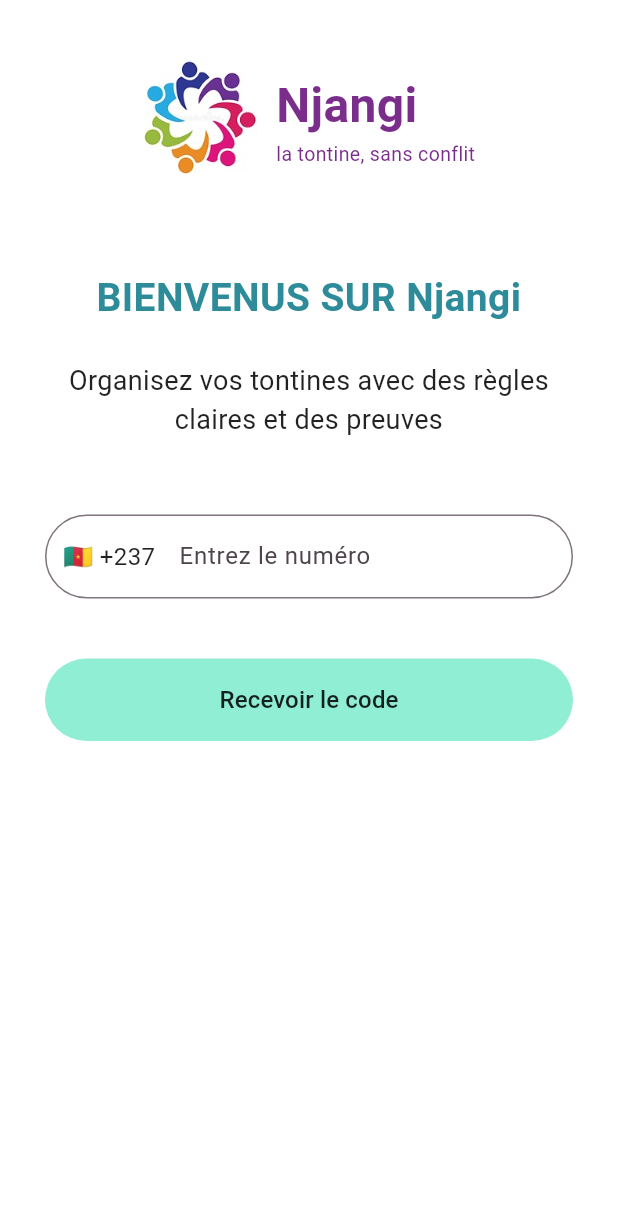
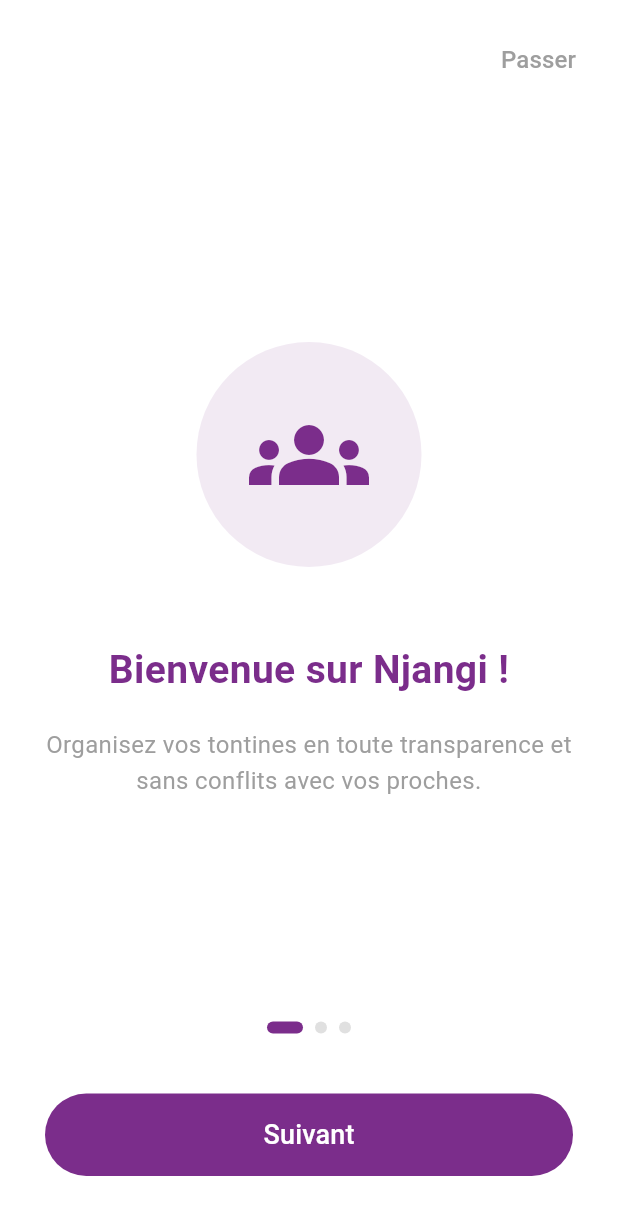
Before and after one commit to Marino0503/njangui, a Flutter app: the screen it shows after launch, on a phone screen of 412 x 824 dp. Shown: the top 1215 px of the screen. Run offline on Flutter 3.47's test engine with Material 3 defaults, Android fonts, the phone set to English and light mode, and no system bars; our stand-ins replace cloud_firestore, firebase_auth, firebase_core, google_generative_ai, image_picker, share_plus and 1 more; accounts and stored records are empty.

Commit message:
feat:Onboarding

```diff
--- /dev/null
+++ b/lib/models/onboarding_page.dart
@@ -0,0 +1,15 @@
+import 'package:flutter/material.dart';
+
+class OnboardingPage {
+  final String titre;
+  final String description;
+  final IconData icone;
+  final Color couleur;
+
+  const OnboardingPage({
+    required this.titre,
+    required this.description,
+    required this.icone,
+    required this.couleur,
+  });
+}
--- /dev/null
+++ b/lib/screens/onboarding_screen.dart
@@ -0,0 +1,253 @@
+import 'package:flutter/material.dart';
+import 'package:provider/provider.dart';
+import 'package:shared_preferences/shared_preferences.dart';
+import '../models/onboarding_page.dart';
+import '../providers/app_provider.dart';
+import 'login_screen.dart';
+
+class OnboardingScreen extends StatefulWidget {
+  const OnboardingScreen({super.key});
+
+  @override
+  State<OnboardingScreen> createState() => _OnboardingScreenState();
+}
+
+class _OnboardingScreenState extends State<OnboardingScreen> {
+  final PageController _pageController = PageController();
+  int _currentPage = 0;
+
+  // Pages d'onboarding
+  List<OnboardingPage> _getPages(String langue) {
+    if (langue == 'fr') {
+      return const [
+        OnboardingPage(
+          titre: 'Bienvenue sur Njangi !',
+          description:
+              'Organisez vos tontines en toute transparence et sans conflits avec vos proches.',
+          icone: Icons.groups,
+          couleur: Color(0xFF7B2D8B),
+        ),
+        OnboardingPage(
+          titre: 'Gérez vos cotisations',
+          description:
+              'Créez ou rejoignez une tontine, suivez les paiements en temps réel et gardez un historique complet.',
+          icone: Icons.account_balance_wallet,
+          couleur: Color(0xFF2E9E6E),
+        ),
+        OnboardingPage(
+          titre: 'Paiements sécurisés',
+          description:
+              'Payez facilement via Orange Money, MTN Mobile Money ou virement bancaire.',
+          icone: Icons.payment,
+          couleur: Color(0xFF7B2D8B),
+        ),
+      ];
+    } else {
+      return const [
+        OnboardingPage(
+          titre: 'Welcome to Njangi!',
+          description:
+              'Organize your tontines transparently and without conflicts with your loved ones.',
+          icone: Icons.groups,
+          couleur: Color(0xFF7B2D8B),
+        ),
+        OnboardingPage(
+          titre: 'Manage your contributions',
+          description:
+              'Create or join a tontine, track payments in real time and keep a complete history.',
+          icone: Icons.account_balance_wallet,
+          couleur: Color(0xFF2E9E6E),
+        ),
+        OnboardingPage(
+          titre: 'Secure payments',
+          description:
+              'Pay easily via Orange Money, MTN Mobile Money or bank transfer.',
+          icone: Icons.payment,
+          couleur: Color(0xFF7B2D8B),
+        ),
+      ];
+    }
+  }
+
+  // Termine l'onboarding
+  Future<void> _terminerOnboarding() async {
+    final prefs = await SharedPreferences.getInstance();
+    await prefs.setBool('onboarding_complete', true);
+
+    if (!mounted) return;
+
+    Navigator.pushReplacement(
+      context,
+      MaterialPageRoute(builder: (context) => const LoginScreen()),
+    );
+  }
+
+  @override
+  void dispose() {
+    _pageController.dispose();
+    super.dispose();
+  }
+
+  @override
+  Widget build(BuildContext context) {
+    return Consumer<AppProvider>(
+      builder: (context, provider, child) {
+        final pages = _getPages(provider.langue);
+
+        return Scaffold(
+          backgroundColor: Colors.white,
+          body: SafeArea(
+            child: Column(
+              children: [
+                // ── Bouton passer ──
+                Align(
+                  alignment: Alignment.topRight,
+                  child: Padding(
+                    padding: const EdgeInsets.all(16),
+                    child: TextButton(
+                      onPressed: _terminerOnboarding,
+                      child: Text(
+                        provider.langue == 'fr' ? 'Passer' : 'Skip',
+                        style: const TextStyle(
+                          color: Colors.grey,
+                          fontSize: 16,
+                        ),
+                      ),
+                    ),
+                  ),
+                ),
+
+                // ── Pages ──
+                Expanded(
+                  child: PageView.builder(
+                    controller: _pageController,
+                    itemCount: pages.length,
+                    onPageChanged: (index) {
+                      setState(() => _currentPage = index);
+                    },
+                    itemBuilder: (context, index) {
+                      return _buildPage(pages[index]);
+                    },
+                  ),
+                ),
+
+                // ── Indicateurs ──
+                Row(
+                  mainAxisAlignment: MainAxisAlignment.center,
+                  children: List.generate(
+                    pages.length,
+                    (index) =>
+                        _buildIndicateur(index, pages[_currentPage].couleur),
+                  ),
+                ),
+
+                const SizedBox(height: 40),
+
+                // ── Bouton suivant / commencer ──
+                Padding(
+                  padding: const EdgeInsets.symmetric(horizontal: 30),
+                  child: SizedBox(
+                    width: double.infinity,
+                    height: 55,
+                    child: ElevatedButton(
+                      onPressed: () {
+                        if (_currentPage < pages.length - 1) {
+                          _pageController.nextPage(
+                            duration: const Duration(milliseconds: 300),
+                            curve: Curves.easeInOut,
+                          );
+                        } else {
+                          _terminerOnboarding();
+                        }
+                      },
+                      style: ElevatedButton.styleFrom(
+                        backgroundColor: pages[_currentPage].couleur,
+                        foregroundColor: Colors.white,
+                        shape: RoundedRectangleBorder(
+                          borderRadius: BorderRadius.circular(30),
+                        ),
+                        elevation: 0,
+                      ),
+                      child: Text(
+                        _currentPage < pages.length - 1
+                            ? (provider.langue == 'fr' ? 'Suivant' : 'Next')
+                            : (provider.langue == 'fr'
+                                  ? 'Commencer'
+                                  : 'Get started'),
+                        style: const TextStyle(fontSize: 18),
+                      ),
+                    ),
+                  ),
+                ),
+
+                const SizedBox(height: 40),
+              ],
+            ),
+          ),
+        );
+      },
+    );
+  }
+
+  // ── Widget page ──
+  Widget _buildPage(OnboardingPage page) {
+    return Padding(
+      padding: const EdgeInsets.symmetric(horizontal: 30),
+      child: Column(
+        mainAxisAlignment: MainAxisAlignment.center,
+        children: [
+          // ── Icône ──
+          Container(
+            width: 150,
+            height: 150,
+            decoration: BoxDecoration(
+              color: page.couleur.withValues(alpha: 0.1),
+              shape: BoxShape.circle,
+            ),
+            child: Icon(page.icone, size: 80, color: page.couleur),
+          ),
+
+          const SizedBox(height: 50),
+
+          // ── Titre ──
+          Text(
+            page.titre,
+            textAlign: TextAlign.center,
+            style: TextStyle(
+              fontSize: 26,
+              fontWeight: FontWeight.bold,
+              color: page.couleur,
+            ),
+          ),
+
+          const SizedBox(height: 20),
+
+          // ── Description ──
+          Text(
+            page.description,
+            textAlign: TextAlign.center,
+            style: const TextStyle(
+              fontSize: 16,
+              color: Colors.grey,
+              height: 1.5,
+            ),
+          ),
+        ],
+      ),
+    );
+  }
+
+  // ── Indicateur de page ──
+  Widget _buildIndicateur(int index, Color couleur) {
+    return AnimatedContainer(
+      duration: const Duration(milliseconds: 300),
+      margin: const EdgeInsets.symmetric(horizontal: 4),
+      width: _currentPage == index ? 24 : 8,
+      height: 8,
+      decoration: BoxDecoration(
+        color: _currentPage == index ? couleur : Colors.grey.shade300,
+        borderRadius: BorderRadius.circular(4),
+      ),
+    );
+  }
+}
--- a/lib/screens/splash_screen.dart
+++ b/lib/screens/splash_screen.dart
@@ -1,11 +1,13 @@
 import 'package:flutter/material.dart';
 import 'package:firebase_auth/firebase_auth.dart';
 import 'package:provider/provider.dart';
+import 'package:shared_preferences/shared_preferences.dart';
 import '../providers/app_provider.dart';
 import '../services/user_service.dart';
 import 'login_screen.dart';
 import 'main_screen.dart';
 import 'complete_profil_screen.dart';
+import 'onboarding_screen.dart';
 
 class SplashScreen extends StatefulWidget {
   const SplashScreen({super.key});
@@ -26,6 +28,22 @@
 
     if (!mounted) return;
 
+    // ✅ Vérifie si l'onboarding a déjà été vu
+    final prefs = await SharedPreferences.getInstance();
+    final onboardingComplete = prefs.getBool('onboarding_complete') ?? false;
+
+    if (!mounted) return;
+
+    // Première ouverture → Onboarding
+    if (!onboardingComplete) {
+      Navigator.pushReplacement(
+        context,
+        MaterialPageRoute(builder: (context) => const OnboardingScreen()),
+      );
+      return;
+    }
+
+    // Onboarding déjà vu → vérifie la connexion
     final user = FirebaseAuth.instance.currentUser;
 
     if (user == null) {
@@ -82,7 +100,7 @@
 
                 const SizedBox(height: 8),
 
-                // ── Tagline selon langue ──
+                // ── Tagline ──
                 Text(
                   provider.langue == 'fr'
                       ? 'la tontine, sans conflit'
```
